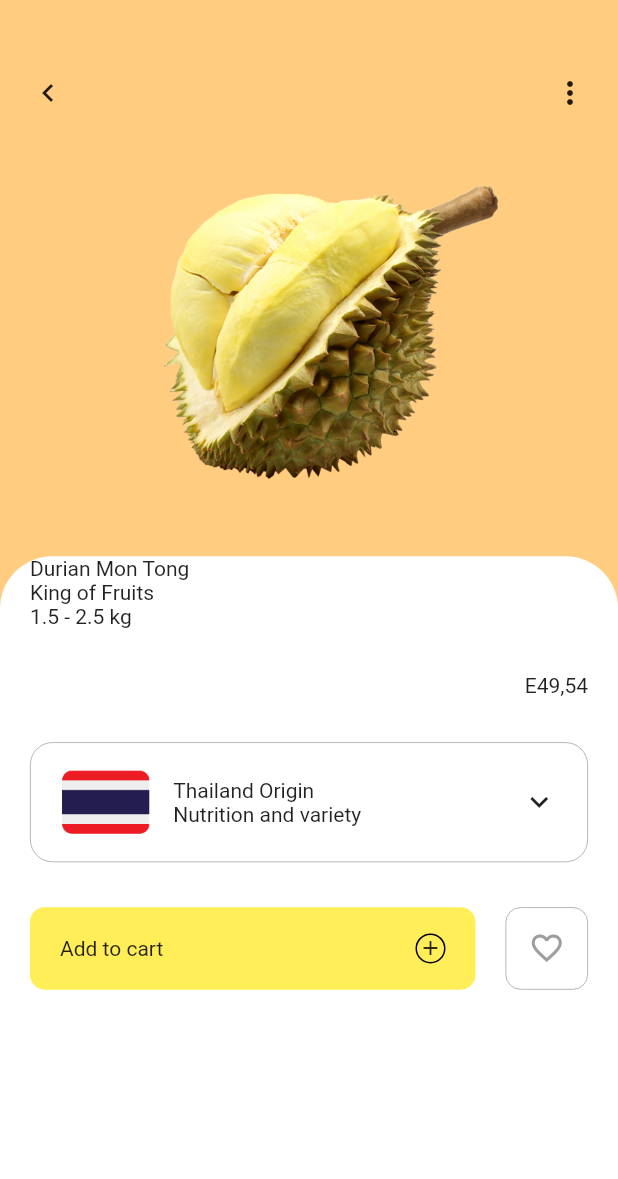
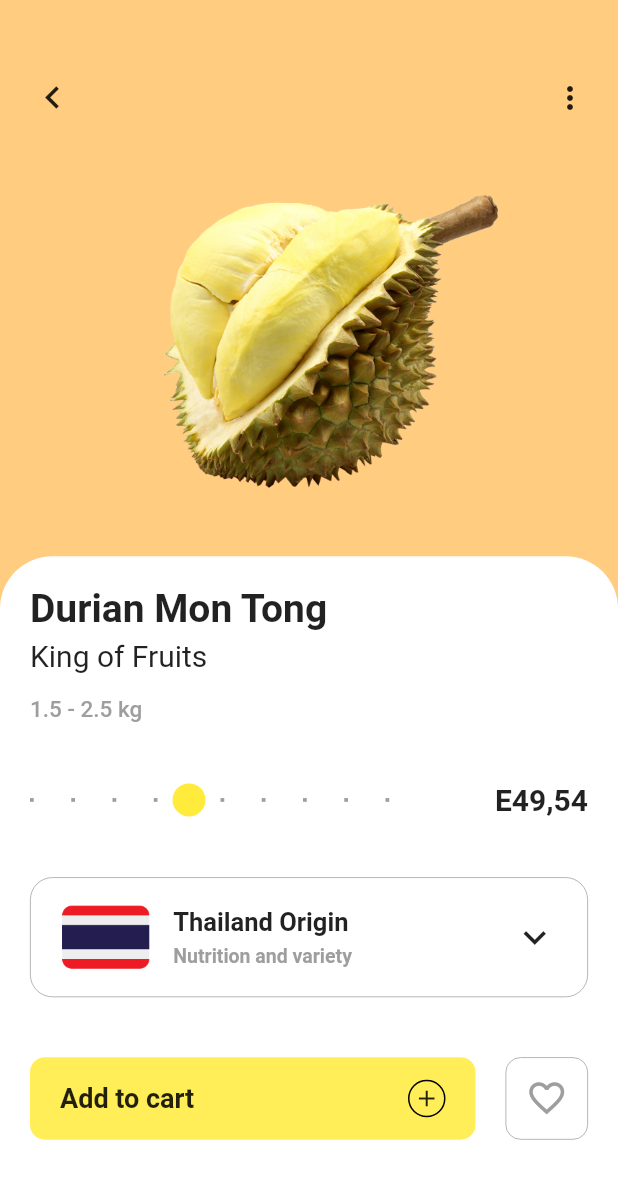
Before and after one commit to timilehinjegede/Flutter-UI-Kit, a Flutter app: the FruitDetailScreen screen opened directly, on a phone screen of 412 x 824 dp. Shown: the top 1179 px of the screen. Run offline on Flutter 3.47's test engine with Material 2 defaults, Android fonts, the light colour scheme and no system bars.

Commit message:
Adjustments in Fruit Detail Screen

```diff
--- a/fruit_store/lib/screens/fruit_detail.dart
+++ b/fruit_store/lib/screens/fruit_detail.dart
@@ -16,7 +16,13 @@ class FruitDetailScreen extends StatelessWidget {
                 Row(
                   mainAxisAlignment: MainAxisAlignment.spaceBetween,
                   children: <Widget>[
-                    Icon(Icons.keyboard_arrow_left),
+                    GestureDetector(
+                      onTap: () => Navigator.pop(context),
+                      child: Icon(
+                        Icons.keyboard_arrow_left,
+                        size: 30,
+                      ),
+                    ),
                     Icon(Icons.more_vert)
                   ],
                 ),
@@ -30,7 +36,11 @@ class FruitDetailScreen extends StatelessWidget {
 
           // ========== BUILD FRUIT DETAILS HERE ==========
           Container(
-            padding: EdgeInsets.symmetric(horizontal: 20),
+            padding: EdgeInsets.only(
+              left: 20,
+              right: 20,
+              top: 20,
+            ),
             height: MediaQuery.of(context).size.height * 0.55,
             decoration: BoxDecoration(
               borderRadius: BorderRadius.only(
@@ -42,19 +52,48 @@ class FruitDetailScreen extends StatelessWidget {
             child: Column(
               crossAxisAlignment: CrossAxisAlignment.start,
               children: <Widget>[
-                Text('Durian Mon Tong'),
-                Text('King of Fruits'),
-                Text('1.5 - 2.5 kg'),
-                SizedBox(height: 30),
+                Text(
+                  'Durian Mon Tong',
+                  style: TextStyle(
+                    fontSize: 26,
+                    fontWeight: FontWeight.w600,
+                  ),
+                ),
+                SizedBox(
+                  height: 5,
+                ),
+                Text(
+                  'King of Fruits',
+                  style: TextStyle(
+                    fontSize: 20,
+                    fontWeight: FontWeight.w400,
+                  ),
+                ),
+                SizedBox(
+                  height: 15,
+                ),
+                Text(
+                  '1.5 - 2.5 kg',
+                  style: TextStyle(
+                      fontSize: 15,
+                      color: Colors.grey,
+                      fontWeight: FontWeight.w500),
+                ),
+                SizedBox(height: 40),
                 Row(
                   children: <Widget>[
-                    Expanded(
-                      child: Container(),
+                    // ===== BUILD DOTS =====
+                    _buildDots(),
+                    Text(
+                      'E49,54',
+                      style: TextStyle(
+                        fontSize: 20,
+                        fontWeight: FontWeight.w600,
+                      ),
                     ),
-                    Text('E49,54')
                   ],
                 ),
-                SizedBox(height: 30),
+                SizedBox(height: 40),
                 Container(
                   padding: EdgeInsets.symmetric(horizontal: 20),
                   height: 80,
@@ -81,16 +120,33 @@ class FruitDetailScreen extends StatelessWidget {
                         mainAxisAlignment: MainAxisAlignment.center,
                         crossAxisAlignment: CrossAxisAlignment.start,
                         children: <Widget>[
-                          Text('Thailand Origin'),
-                          Text('Nutrition and variety'),
+                          Text(
+                            'Thailand Origin',
+                            style: TextStyle(
+                              fontSize: 17,
+                              fontWeight: FontWeight.w600,
+                            ),
+                          ),
+                          SizedBox(height: 5),
+                          Text(
+                            'Nutrition and variety',
+                            style: TextStyle(
+                              fontSize: 13,
+                              fontWeight: FontWeight.w600,
+                              color: Colors.grey,
+                            ),
+                          ),
                         ],
                       ),
                       Spacer(),
-                      Icon(Icons.keyboard_arrow_down)
+                      Icon(
+                        Icons.keyboard_arrow_down,
+                        size: 30,
+                      )
                     ],
                   ),
                 ),
-                SizedBox(height: 30),
+                SizedBox(height: 40),
                 Row(
                   children: <Widget>[
                     Expanded(
@@ -103,19 +159,25 @@ class FruitDetailScreen extends StatelessWidget {
                         child: Row(
                           mainAxisAlignment: MainAxisAlignment.spaceBetween,
                           children: <Widget>[
-                            Text('Add to cart'),
+                            Text(
+                              'Add to cart',
+                              style: TextStyle(
+                                fontSize: 18,
+                                fontWeight: FontWeight.w600,
+                              ),
+                            ),
                             Container(
-                              height: 20,
-                              width: 20,
+                              height: 25,
+                              width: 25,
                               decoration: BoxDecoration(
                                   border: Border.all(
                                     color: Colors.black,
                                   ),
-                                  borderRadius: BorderRadius.circular(10)),
+                                  borderRadius: BorderRadius.circular(15)),
                               child: Center(
                                 child: Icon(
                                   Icons.add,
-                                  size: 16,
+                                  size: 18,
                                 ),
                               ),
                             )
@@ -137,6 +199,7 @@ class FruitDetailScreen extends StatelessWidget {
                       child: Icon(
                         Icons.favorite_border,
                         color: Colors.grey,
+                        size: 28,
                       ),
                     ),
                   ],
@@ -148,4 +211,94 @@ class FruitDetailScreen extends StatelessWidget {
       ),
     );
   }
+
+  Widget _buildDots() {
+    return Expanded(
+      child: Row(
+        children: <Widget>[
+          Container(
+            height: 2.5,
+            width: 2.5,
+            color: Colors.grey,
+          ),
+          SizedBox(
+            width: 25,
+          ),
+          Container(
+            height: 2.5,
+            width: 2.5,
+            color: Colors.grey,
+          ),
+          SizedBox(
+            width: 25,
+          ),
+          Container(
+            height: 2.5,
+            width: 2.5,
+            color: Colors.grey,
+          ),
+          SizedBox(
+            width: 25,
+          ),
+          Container(
+            height: 2.5,
+            width: 2.5,
+            color: Colors.grey,
+          ),
+          SizedBox(
+            width: 10,
+          ),
+          // BIG CIRCLE
+          Container(
+            height: 22,
+            width: 22,
+            decoration: BoxDecoration(
+              borderRadius: BorderRadius.circular(11),
+              color: Colors.yellow,
+            ),
+          ),
+          SizedBox(
+            width: 10,
+          ),
+          Container(
+            height: 2.5,
+            width: 2.5,
+            color: Colors.grey,
+          ),
+          SizedBox(
+            width: 25,
+          ),
+          Container(
+            height: 2.5,
+            width: 2.5,
+            color: Colors.grey,
+          ),
+          SizedBox(
+            width: 25,
+          ),
+          Container(
+            height: 2.5,
+            width: 2.5,
+            color: Colors.grey,
+          ),
+          SizedBox(
+            width: 25,
+          ),
+          Container(
+            height: 2.5,
+            width: 2.5,
+            color: Colors.grey,
+          ),
+          SizedBox(
+            width: 25,
+          ),
+          Container(
+            height: 2.5,
+            width: 2.5,
+            color: Colors.grey,
+          ),
+        ],
+      ),
+    );
+  }
 }
```
